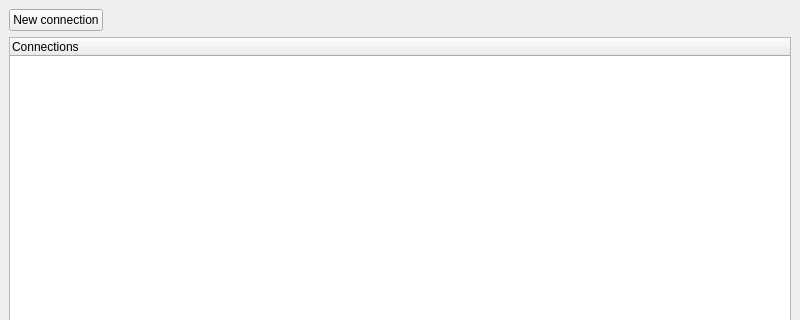
Old version of the form src/app/main_window.ui in the repository svgroz/highway; both pictures show x 0 to 800 and y 0 to 320 of the 800 by 600 pixel window.
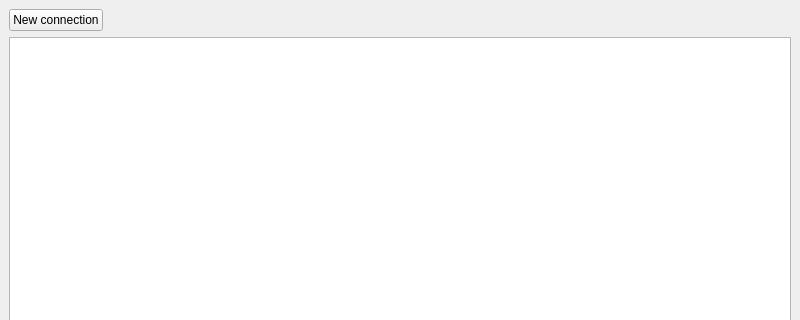
New version of the form.

Patch:
```diff
--- a/src/app/main_window.ui
+++ b/src/app/main_window.ui
@@ -40,13 +40,7 @@
      </layout>
     </item>
     <item>
-     <widget class="QTreeWidget" name="connectionsTreeWidget">
-      <column>
-       <property name="text">
-        <string>Connections</string>
-       </property>
-      </column>
-     </widget>
+     <widget class="QListWidget" name="connectionListWidget"/>
     </item>
    </layout>
   </widget>
```
